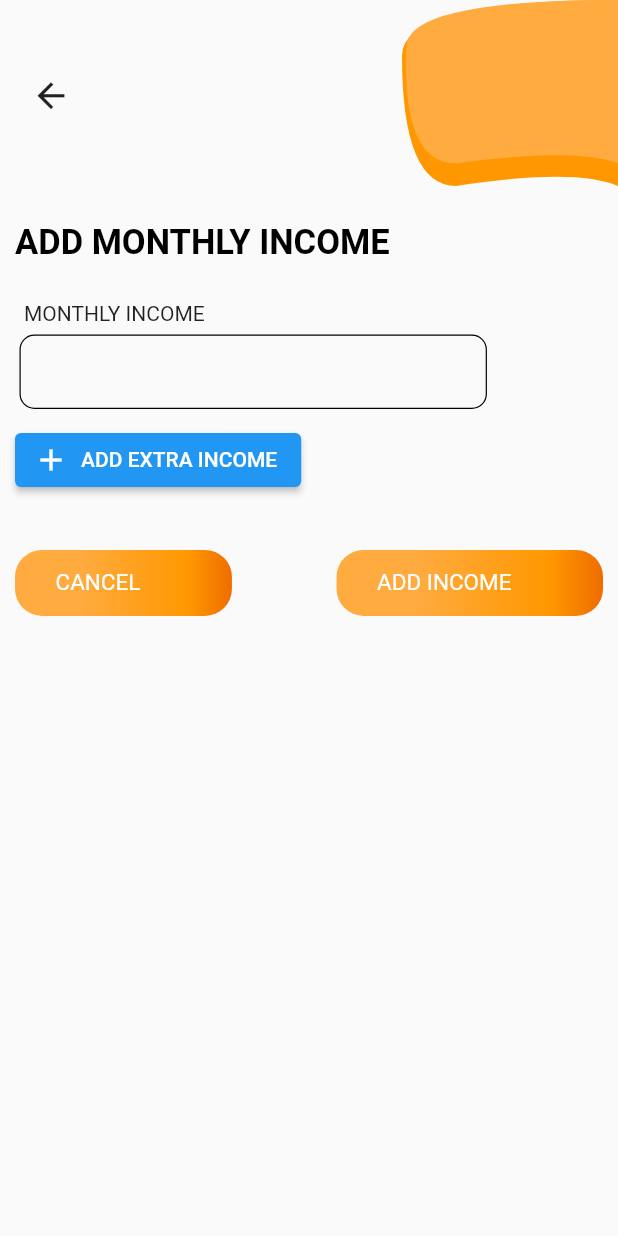
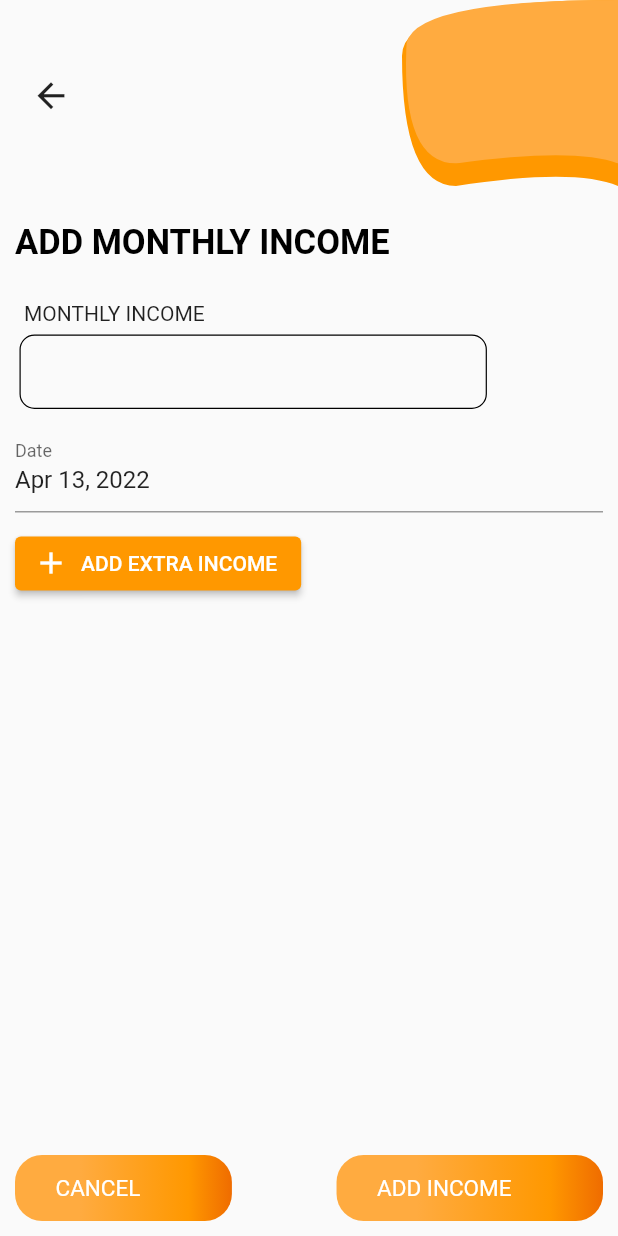
Before and after one commit to shyc0der/budgeting, a Flutter app: the screen it shows after launch, on a phone screen of 412 x 824 dp. Run offline on Flutter 3.47's test engine with Material 2 defaults, Android fonts, the phone set to English and light mode, and no system bars; drawn by our look-alikes of date_time_picker; our stand-ins replace cloud_firestore, firebase_core, get; accounts and stored records are empty.

Commit message:
add date and  list  of monthly incomes

```diff
--- a/lib/src/models/monthlyIncome.dart
+++ b/lib/src/models/monthlyIncome.dart
@@ -2,14 +2,14 @@ import 'package:budget/src/models/model.dart';
 
 class MonthlyIncomeModel extends Model{
 
-  MonthlyIncomeModel({this.id,this.salary,this.extraIncome,this.createdBy,DateTime? dateCreated,DateTime? month})
+  MonthlyIncomeModel({this.id,this.salary,this.extraIncome,this.createdBy,DateTime? dateCreated,this.month})
   :super('monthlyIncome'){
     this.dateCreated =dateCreated ?? DateTime.now();
   }
 
   String? id;
   String? salary;
-  Map<String,double>? extraIncome;
+  List <Map<String,dynamic>>? extraIncome;
   String? createdBy;
   late DateTime dateCreated;
   DateTime? month;
@@ -24,12 +24,11 @@ MonthlyIncomeModel.fromMap(Map map):super('monthlyIncome'){
 }
 Map<String,dynamic>asMap(){
   return{
-    'id': id,
     'salary': salary,
     'extraIncome': extraIncome,
     'createdBy': createdBy,
     'dateCreated': dateCreated.toIso8601String(),
-    //'month': month.toIso8601String(),
+    'month': month?.toIso8601String(),
   };
 }
 
--- a/lib/src/pages/monthlyIncomePage/addMonthlyIncome.dart
+++ b/lib/src/pages/monthlyIncomePage/addMonthlyIncome.dart
@@ -5,6 +5,7 @@ import 'package:budget/src/models/monthlyIncome.dart';
 import 'package:budget/src/modules/monthlyIncome.dart';
 import 'package:budget/src/modules/responseModel.dart';
 import 'package:budget/src/pages/background_page.dart';
+import 'package:date_time_picker/date_time_picker.dart';
 import 'package:flutter/material.dart';
 import 'package:get/get.dart';
 
@@ -23,6 +24,20 @@ class _AddMonthlyIncomeState extends State<AddMonthlyIncome> {
   bool amountError = false;
   bool isLoading = false;
   bool errorExists = false;
+  late String selectedDate = DateTime.now().toString();
+  List<Map<String, dynamic>> _res = [
+    {
+      'item': {'name': 'shopping', 'amount': 100}
+    },
+  ];
+
+  @override
+  void initState() {
+    // TODO: implement initState
+    _res.clear();
+    super.initState();
+  }
+
   @override
   Widget build(BuildContext context) {
     return Scaffold(
@@ -70,21 +85,48 @@ class _AddMonthlyIncomeState extends State<AddMonthlyIncome> {
                   });
                 }
               }),
+
               const SizedBox(
                 height: 10,
               ),
+
+              // YEAR and MONTH
+              DateTimePicker(
+                initialValue: selectedDate.toString(),
+                firstDate: DateTime(2022),
+                lastDate: DateTime(2122),
+                dateLabelText: 'Date',
+                onChanged: (value) {
+                  setState(() {
+                    selectedDate = value;
+                  });
+                },
+                initialDatePickerMode: DatePickerMode.year,
+              ),
+
+              const SizedBox(
+                height: 10,
+              ),
+
               //Amount Budgeted
               // ADD A LIST OF INCOMES
               // Name,Amount
               ElevatedButton.icon(
-                  onPressed: () {
-                    print('button ppresssed 9999999999999999999999');
-                    showDialog(
+                  style: ElevatedButton.styleFrom(
+                    primary: Colors.orange,
+                  ),
+                  onPressed: () async {
+                    List<Map<String, dynamic>> res;
+
+                    res = await showDialog(
                         context: context,
                         builder: (BuildContext context) {
-                          return const Dialog(
+                          return Dialog(
                             child: AddExtraIncome(),
                           );
+                        });
+                    setState(() {
+                      _res = res;
                     });
                   },
                   icon: const Icon(Icons.add),
@@ -92,6 +134,59 @@ class _AddMonthlyIncomeState extends State<AddMonthlyIncome> {
               //TODO: ADD INCOME
 // add button
 //listview of the incomes
+              const SizedBox(
+                height: 12,
+              ),
+
+              Expanded(
+                  child: _res.isNotEmpty
+                      ? Column(
+                          crossAxisAlignment: CrossAxisAlignment.start,
+                          children: [
+                            const Text('INCOMES'),
+                            const SizedBox(
+                              height: 5,
+                            ),
+                            Expanded(
+                              child: ListView.builder(
+                                  itemCount: _res.length,
+                                  itemBuilder:
+                                      (BuildContext context, int index) {
+                                    return SingleChildScrollView(
+                                      child: Card(
+                                        child: Padding(
+                                          padding: const EdgeInsets.all(8.0),
+                                          child: Dismissible(
+                                            key: UniqueKey(),
+                                            direction:
+                                                DismissDirection.endToStart,
+                                            onDismissed: (_) {
+                                              setState(() {
+                                                _res.removeAt(index);
+                                              });
+                                            },
+                                            child: Row(
+                                              mainAxisAlignment:
+                                                  MainAxisAlignment
+                                                      .spaceBetween,
+                                              mainAxisSize: MainAxisSize.min,
+                                              children: [
+                                                Text(_res[index]['item']['name']
+                                                    .toString()),
+                                                Text(_res[index]['item']
+                                                        ['amount']
+                                                    .toString()),
+                                              ],
+                                            ),
+                                          ),
+                                        ),
+                                      ),
+                                    );
+                                  }),
+                            ),
+                          ],
+                        )
+                      : Container()),
               //TODO: MONTH
               const SizedBox(height: 36),
               //Save
@@ -139,11 +234,15 @@ class _AddMonthlyIncomeState extends State<AddMonthlyIncome> {
     setState(() {
       isLoading = true;
     });
+
     var res = await _monthlyIncomeModule.addIncome(MonthlyIncomeModel(
         salary: salaryController.text,
-        //extraIncome: extraIncomeController.text,
+        extraIncome: _res,
         createdBy: 'Steady',
-        dateCreated: DateTime.now()));
+        month: DateTime.parse(selectedDate),
+        dateCreated: DateTime.now()
+        )
+        );
     if (res.status == ResponseType.success) {
       ScaffoldMessenger.of(context).showSnackBar(
           const SnackBar(content: Text('Income Added Sucessfully')));
@@ -181,8 +280,8 @@ class _AddExtraIncomeState extends State<AddExtraIncome> {
     asmap.clear();
     super.initState();
   }
+
   void addItemsToList() {
-
     setState(() {
       asmap.add({
         'item': {
@@ -232,6 +331,20 @@ class _AddExtraIncomeState extends State<AddExtraIncome> {
           ),
 
           //ADD BUTTON
+          Row(
+            mainAxisAlignment: MainAxisAlignment.spaceBetween,
+            children: [
+              Align(
+                alignment: Alignment.bottomLeft,
+                child: CustomElavtedButton(
+                  errorExists: errorExists,
+                  label: 'CANCEL',
+                  fontSize: 15,
+                  onTap: () {
+                    Navigator.of(context).pop();
+                  },
+                ),
+              ),
               Align(
                 alignment: Alignment.bottomRight,
                 child: CustomElavtedButton(
@@ -258,6 +371,8 @@ class _AddExtraIncomeState extends State<AddExtraIncome> {
                   },
                 ),
               ),
+            ],
+          ),
           const SizedBox(
             height: 25,
           ),
@@ -267,13 +382,11 @@ class _AddExtraIncomeState extends State<AddExtraIncome> {
               children: [
                 const Text('INCOMES'),
                 Expanded(
-                    child:
-                    asmap.isNotEmpty ?
-                    ListView.builder(
+                    child: asmap.isNotEmpty
+                        ? ListView.builder(
                             //shrinkWrap: true,
                             itemCount: asmap.length,
                             itemBuilder: (BuildContext context, int index) {
-
                               return SingleChildScrollView(
                                 child: Card(
                                   child: Padding(
@@ -290,19 +403,22 @@ class _AddExtraIncomeState extends State<AddExtraIncome> {
                                         mainAxisAlignment:
                                             MainAxisAlignment.spaceBetween,
                                         children: [
-                                      Text(asmap[index]['item']['name'] ),
-                                      Text(asmap[index]['item']['amount'].toString()
-                                          ),
+                                          Text(asmap[index]['item']['name']),
+                                          Text(asmap[index]['item']['amount']
+                                              .toString()),
                                         ],
                                       ),
                                     ),
                                   ),
                                 ),
                               );
-                        }):  Container(
+                            })
+                        : Container(
                             height: 10,
-                          child: const  Center(child: Text('Please Add Incomes'),),)
+                            child: const Center(
+                              child: Text('Please Add Incomes'),
                             ),
+                          )),
                 const SizedBox(
                   height: 5,
                 ),
@@ -313,7 +429,7 @@ class _AddExtraIncomeState extends State<AddExtraIncome> {
                     label: 'Save',
                     fontSize: 15,
                     onTap: () {
-                      print('LIST ADDED SUCCESFULLY');
+                      Navigator.of(context).pop(asmap);
                     },
                   ),
                 ),
```
Lines whose indentation alone changed are shown as unchanged.
